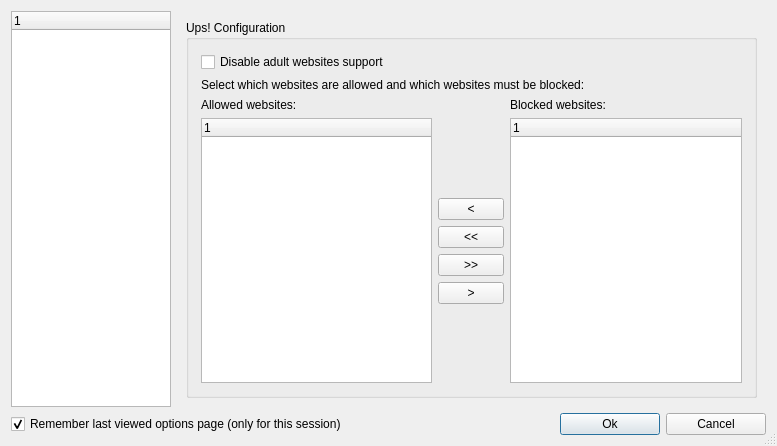
The window that ui/options.ui (ckorn/xvst) describes before a commit, drawn with Qt 5.
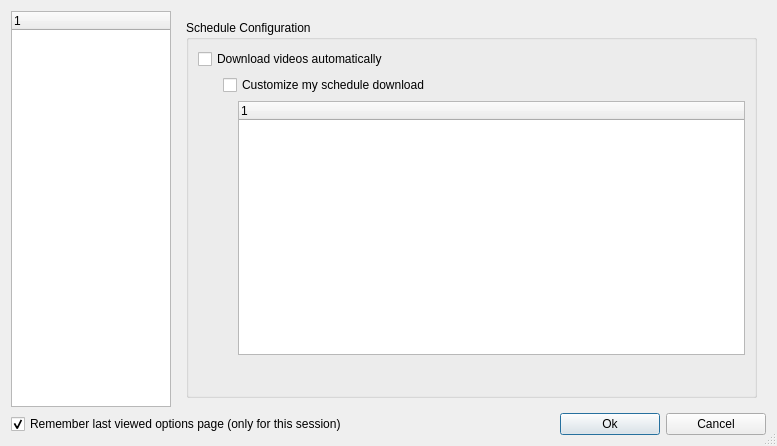
The same window after the commit. Icons and pictures are not drawn.

Commit message: - Added schedule option

Diff of the .ui file:
```diff
--- a/ui/options.ui
+++ b/ui/options.ui
@@ -81,7 +81,7 @@
    <item row="0" column="1">
     <widget class="QStackedWidget" name="pgOptions">
      <property name="currentIndex">
-      <number>4</number>
+      <number>5</number>
      </property>
      <widget class="QWidget" name="pgBasic">
       <layout class="QGridLayout">
@@ -1323,6 +1323,267 @@
        </item>
       </layout>
      </widget>
+     <widget class="QWidget" name="pgSchedule">
+      <layout class="QGridLayout" name="gridLayout_3">
+       <item row="0" column="0">
+        <widget class="QGroupBox" name="groupBox">
+         <property name="title">
+          <string>Schedule Configuration</string>
+         </property>
+         <layout class="QGridLayout" name="gridLayout_4">
+          <item row="0" column="0">
+           <widget class="QCheckBox" name="chbDownloadVideosAuto">
+            <property name="whatsThis">
+             <string>Enable or disable automatic downloads</string>
+            </property>
+            <property name="accessibleName">
+             <string>Download videos automatically checkbox</string>
+            </property>
+            <property name="accessibleDescription">
+             <string>Download videos automatically</string>
+            </property>
+            <property name="text">
+             <string>Download videos automatically</string>
+            </property>
+           </widget>
+          </item>
+          <item row="1" column="0">
+           <layout class="QVBoxLayout" name="verticalLayout">
+            <property name="leftMargin">
+             <number>25</number>
+            </property>
+            <item>
+             <widget class="QCheckBox" name="chbScheduleEnabled">
+              <property name="whatsThis">
+               <string>Enable or disable user shcedules</string>
+              </property>
+              <property name="accessibleName">
+               <string>Schedules checkbox</string>
+              </property>
+              <property name="accessibleDescription">
+               <string>Enable or disable user shcedules</string>
+              </property>
+              <property name="text">
+               <string>Customize my schedule download</string>
+              </property>
+             </widget>
+            </item>
+            <item>
+             <layout class="QHBoxLayout" name="horizontalLayout_3">
+              <item>
+               <spacer name="horizontalSpacer_2">
+                <property name="orientation">
+                 <enum>Qt::Horizontal</enum>
+                </property>
+                <property name="sizeType">
+                 <enum>QSizePolicy::Fixed</enum>
+                </property>
+                <property name="sizeHint" stdset="0">
+                 <size>
+                  <width>15</width>
+                  <height>20</height>
+                 </size>
+                </property>
+               </spacer>
+              </item>
+              <item>
+               <widget class="QTreeWidget" name="lsvSchedules">
+                <property name="palette">
+                 <palette>
+                  <active>
+                   <colorrole role="AlternateBase">
+                    <brush brushstyle="SolidPattern">
+                     <color alpha="255">
+                      <red>255</red>
+                      <green>243</green>
+                      <blue>197</blue>
+                     </color>
+                    </brush>
+                   </colorrole>
+                  </active>
+                  <inactive>
+                   <colorrole role="AlternateBase">
+                    <brush brushstyle="SolidPattern">
+                     <color alpha="255">
+                      <red>255</red>
+                      <green>243</green>
+                      <blue>197</blue>
+                     </color>
+                    </brush>
+                   </colorrole>
+                  </inactive>
+                  <disabled>
+                   <colorrole role="AlternateBase">
+                    <brush brushstyle="SolidPattern">
+                     <color alpha="255">
+                      <red>255</red>
+                      <green>243</green>
+                      <blue>197</blue>
+                     </color>
+                    </brush>
+                   </colorrole>
+                  </disabled>
+                 </palette>
+                </property>
+                <property name="whatsThis">
+                 <string>List of user schedules</string>
+                </property>
+                <property name="accessibleName">
+                 <string>Shcedules list</string>
+                </property>
+                <property name="accessibleDescription">
+                 <string>List of user schedules</string>
+                </property>
+                <property name="alternatingRowColors">
+                 <bool>true</bool>
+                </property>
+                <property name="rootIsDecorated">
+                 <bool>false</bool>
+                </property>
+                <property name="uniformRowHeights">
+                 <bool>true</bool>
+                </property>
+                <property name="itemsExpandable">
+                 <bool>false</bool>
+                </property>
+                <property name="allColumnsShowFocus">
+                 <bool>true</bool>
+                </property>
+                <column>
+                 <property name="text">
+                  <string>1</string>
+                 </property>
+                </column>
+               </widget>
+              </item>
+             </layout>
+            </item>
+            <item>
+             <layout class="QHBoxLayout" name="horizontalLayout_2">
+              <property name="spacing">
+               <number>1</number>
+              </property>
+              <item>
+               <spacer name="horizontalSpacer">
+                <property name="orientation">
+                 <enum>Qt::Horizontal</enum>
+                </property>
+                <property name="sizeHint" stdset="0">
+                 <size>
+                  <width>40</width>
+                  <height>20</height>
+                 </size>
+                </property>
+               </spacer>
+              </item>
+              <item>
+               <widget class="QToolButton" name="spbAddSchedule">
+                <property name="minimumSize">
+                 <size>
+                  <width>25</width>
+                  <height>25</height>
+                 </size>
+                </property>
+                <property name="toolTip">
+                 <string>Add new schedule</string>
+                </property>
+                <property name="whatsThis">
+                 <string>Adds a new schedule configuration</string>
+                </property>
+                <property name="accessibleName">
+                 <string>New schedule button</string>
+                </property>
+                <property name="accessibleDescription">
+                 <string>Adds a new schedule configuration</string>
+                </property>
+                <property name="text">
+                 <string/>
+                </property>
+                <property name="icon">
+                 <iconset resource="../resources/resources.qrc">
+                  <normaloff>:/buttons/images/add.png</normaloff>:/buttons/images/add.png</iconset>
+                </property>
+                <property name="autoRaise">
+                 <bool>true</bool>
+                </property>
+               </widget>
+              </item>
+              <item>
+               <widget class="QToolButton" name="spbEditSchedule">
+                <property name="enabled">
+                 <bool>true</bool>
+                </property>
+                <property name="minimumSize">
+                 <size>
+                  <width>25</width>
+                  <height>25</height>
+                 </size>
+                </property>
+                <property name="toolTip">
+                 <string>Edit selected schedule</string>
+                </property>
+                <property name="statusTip">
+                 <string/>
+                </property>
+                <property name="accessibleName">
+                 <string>Edit selected shedule</string>
+                </property>
+                <property name="accessibleDescription">
+                 <string>Edit the selected schedule configuration</string>
+                </property>
+                <property name="text">
+                 <string/>
+                </property>
+                <property name="icon">
+                 <iconset resource="../resources/resources.qrc">
+                  <normaloff>:/buttons/images/pencil.png</normaloff>:/buttons/images/pencil.png</iconset>
+                </property>
+                <property name="autoRaise">
+                 <bool>true</bool>
+                </property>
+               </widget>
+              </item>
+              <item>
+               <widget class="QToolButton" name="spbRemoveSchedule">
+                <property name="enabled">
+                 <bool>true</bool>
+                </property>
+                <property name="minimumSize">
+                 <size>
+                  <width>25</width>
+                  <height>25</height>
+                 </size>
+                </property>
+                <property name="toolTip">
+                 <string>Remove selected schedule</string>
+                </property>
+                <property name="accessibleName">
+                 <string>Remove selected schedule</string>
+                </property>
+                <property name="accessibleDescription">
+                 <string>Remove the selected schedule configuration</string>
+                </property>
+                <property name="text">
+                 <string/>
+                </property>
+                <property name="icon">
+                 <iconset resource="../resources/resources.qrc">
+                  <normaloff>:/buttons/images/cross.png</normaloff>:/buttons/images/cross.png</iconset>
+                </property>
+                <property name="autoRaise">
+                 <bool>true</bool>
+                </property>
+               </widget>
+              </item>
+             </layout>
+            </item>
+           </layout>
+          </item>
+         </layout>
+        </widget>
+       </item>
+      </layout>
+     </widget>
      <widget class="QWidget" name="pgProxy">
       <layout class="QGridLayout">
        <item row="0" column="1">
```
Left out of the diff: 6 changed lines with no effect on the pictures. The commit also changes 44 other files.
